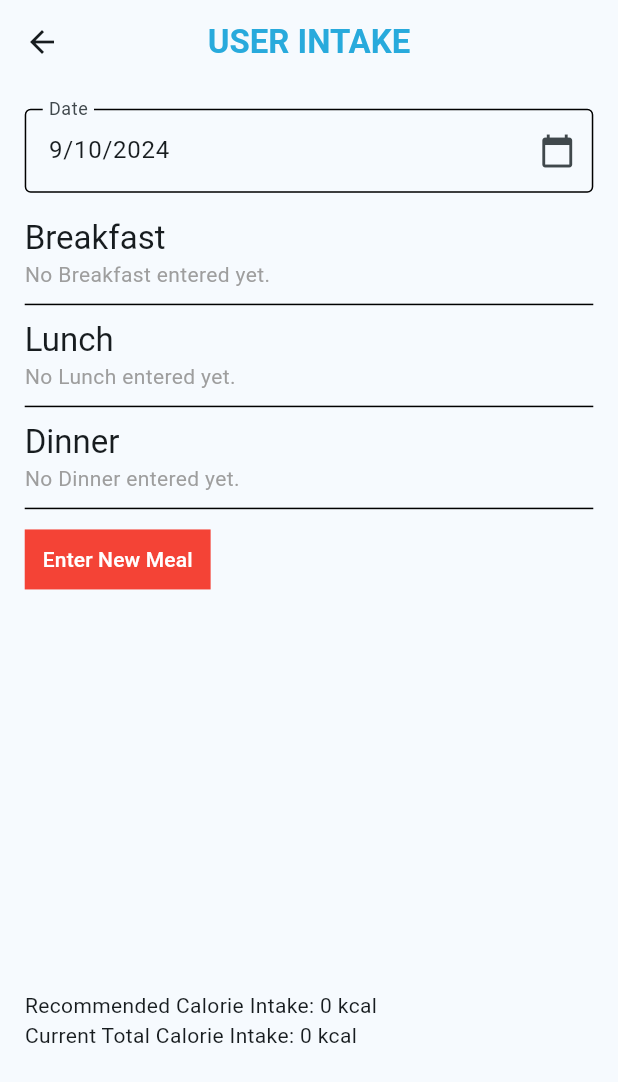
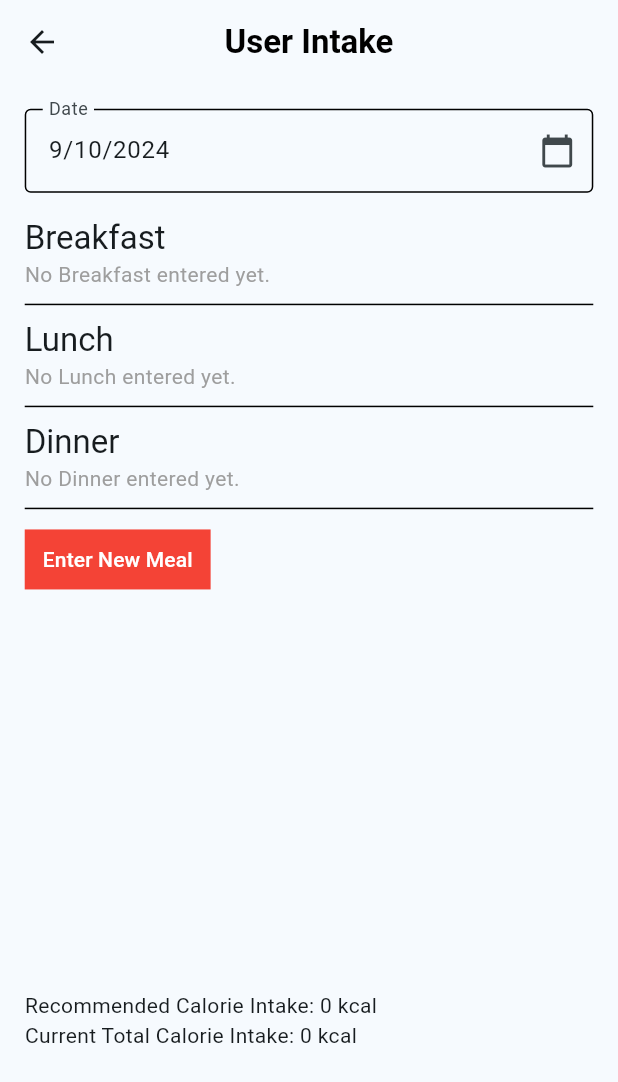
Before and after one commit to mdfirdaussssdev/chatgpt_based_virtual_assistant_for_diet_and_nutrition, a Flutter app: the UserIntakeView screen opened by its route, on a phone screen of 412 x 824 dp. Shown: the top 1082 px of the screen. Run offline on Flutter 3.47's test engine with Material 3 defaults, Android fonts, the phone set to English and light mode, and no system bars; drawn by our look-alikes of fl_chart; our stand-ins replace cloud_firestore, firebase_auth, firebase_core, flutter_dotenv, flutter_svg, google_sign_in and 1 more; missing offline and left inert: multiselect; accounts and stored records are empty.

Commit message:
Updated Colors

```diff
--- a/lib/views/user_food_nutrition_view.dart
+++ b/lib/views/user_food_nutrition_view.dart
@@ -356,7 +356,7 @@ class _UserFoodNutritionViewState extends State<UserFoodNutritionView> {
     return Container(
       width: double.infinity,
       padding: EdgeInsets.all(screenWidth * 0.025),
-      color: Colors.green.shade400,
+      color: Colors.blue.shade400,
       child: const Text(
         'Eat More',
         style: TextStyle(
@@ -388,7 +388,7 @@ class _UserFoodNutritionViewState extends State<UserFoodNutritionView> {
     return Container(
       width: double.infinity,
       padding: EdgeInsets.all(screenWidth * 0.025),
-      color: Colors.green.shade400,
+      color: Colors.blue.shade400,
       child: const Text(
         'Eat Less',
         style: TextStyle(
@@ -471,7 +471,7 @@ class _UserFoodNutritionViewState extends State<UserFoodNutritionView> {
     return Container(
       width: double.infinity,
       padding: EdgeInsets.all(screenWidth * 0.025),
-      color: Colors.green.shade400,
+      color: Colors.blue.shade400,
       child: const Text(
         'Review the Nutritional Value of a Food',
         style: TextStyle(
--- a/lib/views/user_intake_view.dart
+++ b/lib/views/user_intake_view.dart
@@ -474,7 +474,7 @@ class _UserIntakeViewState extends State<UserIntakeView> {
                 ),
               ),
               IconButton(
-                icon: const Icon(Icons.delete, color: Colors.red),
+                icon: const Icon(Icons.delete, color: Colors.grey),
                 onPressed: () {
                   _removeItem(item, mealType);
                 },
@@ -749,10 +749,10 @@ class _UserIntakeViewState extends State<UserIntakeView> {
   AppBar appBar(BuildContext context) {
     return AppBar(
       title: const Text(
-        'USER INTAKE',
+        'User Intake',
         style: TextStyle(
           fontWeight: FontWeight.bold,
-          color: Color(0xFF28AADC),
+          color: Colors.black,
         ),
       ),
       centerTitle: true,
```
Also changed, not shown: lib/views/user_discover_recipes_view.dart (+5 -6 lines).
